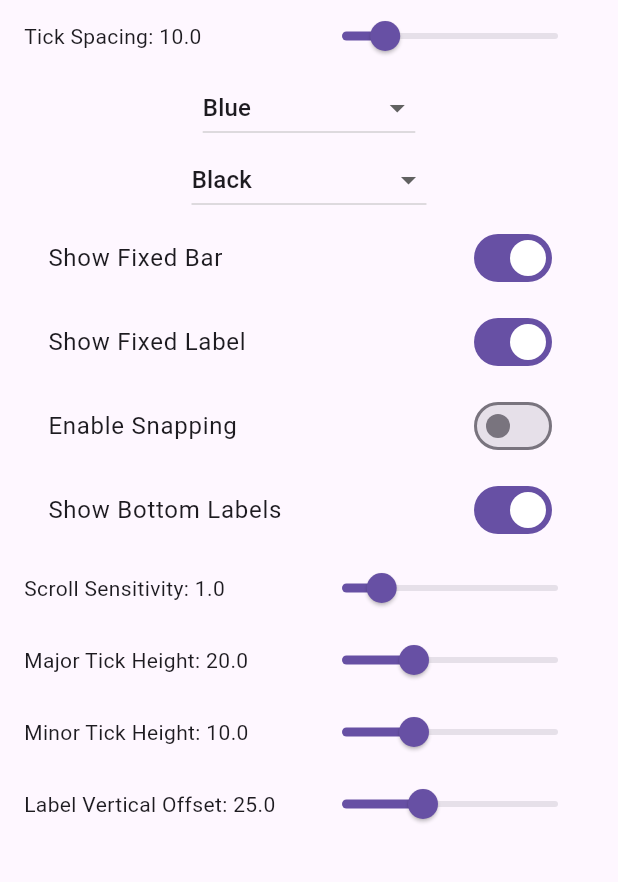
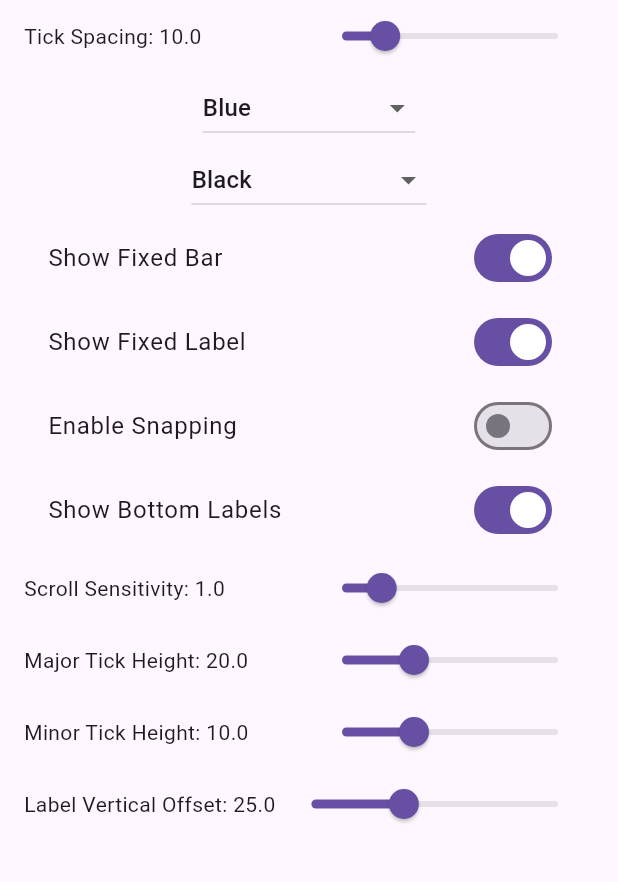
Before and after one commit to talha-ashraf-brainx/ruler_slider, a Flutter app: the screen it shows after launch, on a phone screen of 412 x 824 dp, the part 312-1194 px from its top. Run offline on Flutter 3.47's test engine with Material 3 defaults, Android fonts, the phone set to English and light mode, and no system bars.

Commit message:
init commit

```diff
--- a/example/lib/main.dart
+++ b/example/lib/main.dart
@@ -244,7 +244,8 @@ class _RulerSliderDemoState extends State<RulerSliderDemo> {
                 mainAxisAlignment: MainAxisAlignment.spaceBetween,
                 children: [
                   Text('Label Vertical Offset: ${labelVerticalOffset.toStringAsFixed(1)}'),
-                  Slider(
+                  Expanded(
+                    child: Slider(
                       value: labelVerticalOffset,
                       min: 10.0,
                       max: 50.0,
@@ -253,6 +254,7 @@ class _RulerSliderDemoState extends State<RulerSliderDemo> {
                           labelVerticalOffset = value;
                         });
                       },
+                    ),
                   ),
                 ],
               ),
```
Also changed, not shown: example/pubspec.lock. Lines whose indentation alone changed are shown as unchanged.
